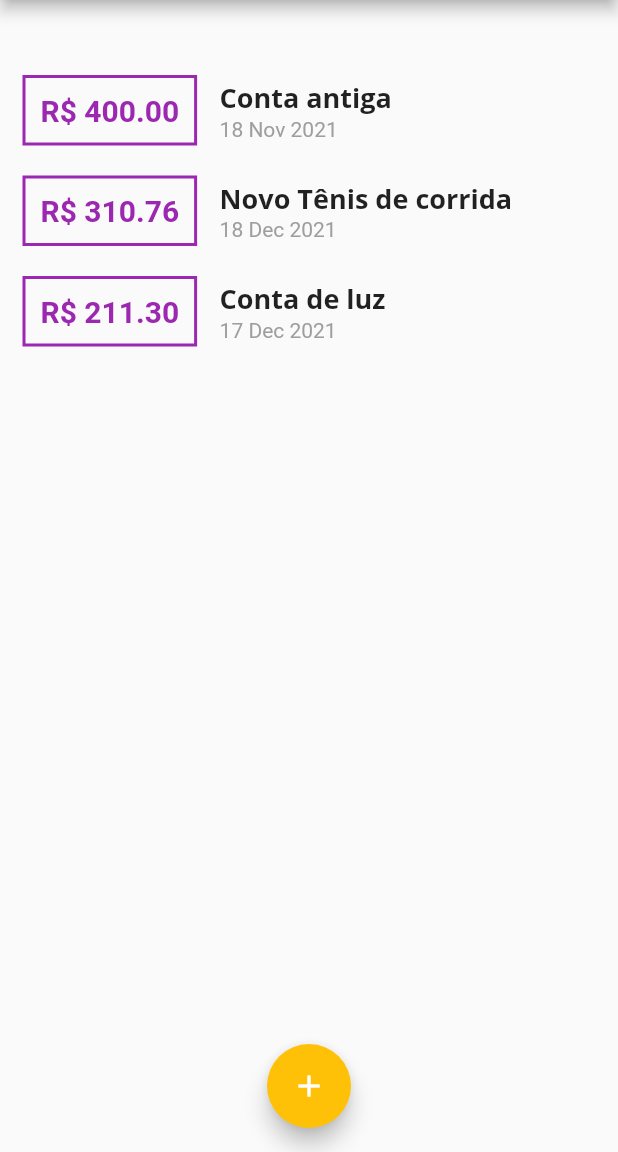
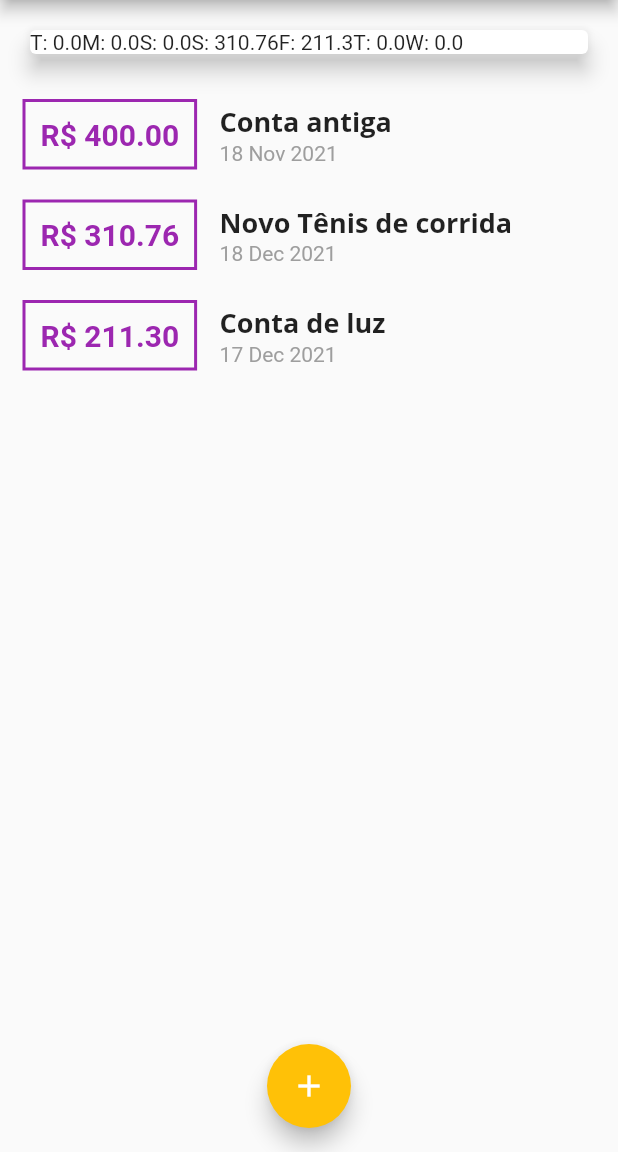
Before and after one commit to uZimbra/Despesas-Pessoais-Flutter, a Flutter app: the screen it shows after launch, on a phone screen of 412 x 824 dp, the part 84-1236 px from its top. Run offline on Flutter 3.47's test engine with Material 2 defaults, Android fonts, the phone set to English and light mode, and no system bars; our stand-ins replace google_fonts.

Commit message:
chore: Chart Widget #03

```diff
--- a/lib/components/chart.widget.dart
+++ b/lib/components/chart.widget.dart
@@ -39,7 +39,11 @@ class ChartWidget extends StatelessWidget {
       elevation: 6,
       margin: const EdgeInsets.all(20),
       child: Row(
-        children: const [],
+        children: groupedTransactions
+            .map(
+              (e) => Text('${e['day']}: ${e['value']}'),
+            )
+            .toList(),
       ),
     );
   }
```
Also changed, not shown: lib/components/chat-bar.widget.dart (added, +10 -0 lines).
